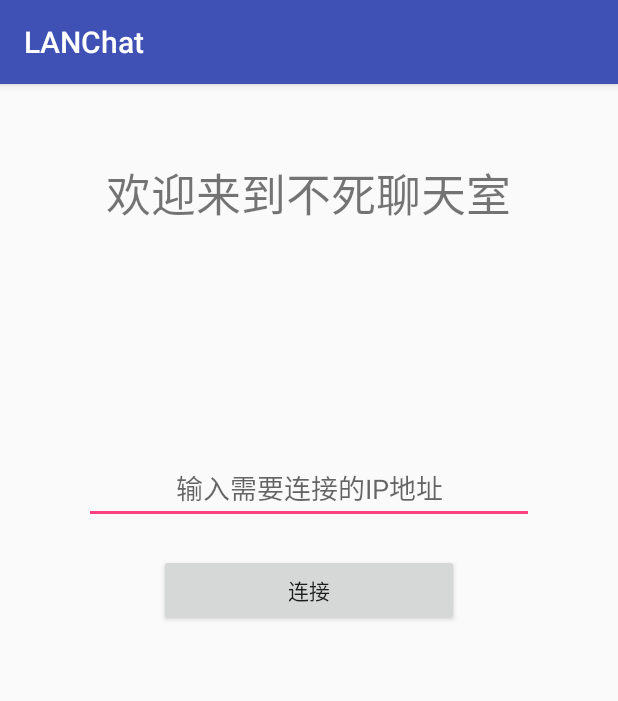
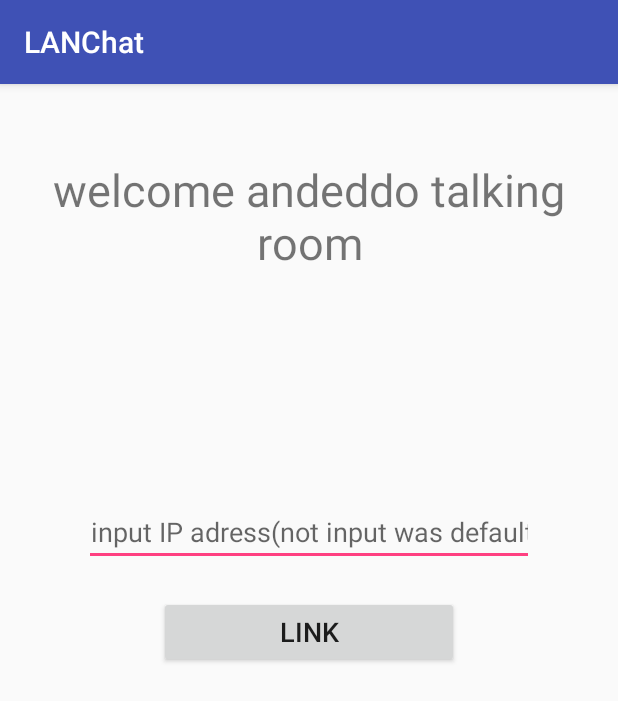
Before and after one commit to soulofhan/LANTalk, an Android app: the screen it shows after launch (MainActivity), on a phone screen of 412 x 824 dp. Shown: the top 701 px of the screen. Run offline under Robolectric (Android 15) with nearby library versions, the phone set to English and light mode, and no system bars.

Commit message:
加入连接类及界面修改

```diff
--- a/app/src/main/java/com/andeddo/lanchat/MainActivity.java
+++ b/app/src/main/java/com/andeddo/lanchat/MainActivity.java
@@ -6,9 +6,13 @@ import android.widget.Button;
 import android.widget.EditText;
 
 public class MainActivity extends AppCompatActivity {
+    private String IPAdress = "192.168.0.101";
+    private int PORT = 30000;
 
     private Button btn_login;
-    private EditText main_ip;
+    private EditText et_ipAdress;
+
+    private String link_IP;
 
     @Override
     protected void onCreate(Bundle savedInstanceState) {
@@ -17,9 +21,13 @@ public class MainActivity extends AppCompatActivity {
         init();
     }
 
-    private void init(){
+    private void init() {
         btn_login = findViewById(R.id.btn_login);
-        main_ip = findViewById(R.id.main_ip);
+        et_ipAdress = findViewById(R.id.et_ipAdress);
+    }
+
+    private String getIpAdress() {
+        return et_ipAdress.getText().toString();
     }
 
 
--- a/app/src/main/res/layout/activity_main.xml
+++ b/app/src/main/res/layout/activity_main.xml
@@ -18,19 +18,20 @@
         android:textSize="30sp" />
 
     <EditText
-        android:id="@+id/main_ip"
+        android:id="@+id/et_ipAdress"
         android:layout_width="300dp"
         android:layout_height="wrap_content"
         android:ems="20"
         android:gravity="center_horizontal"
-        android:inputType="textPersonName"
-        android:hint="@string/main_hint" />
+        android:hint="@string/main_hint"
+        android:inputType="textPersonName" />
 
     <Button
         android:id="@+id/btn_login"
         android:layout_width="200dp"
         android:layout_height="wrap_content"
         android:layout_marginTop="20dp"
-        android:text="@string/link_start" />
+        android:text="@string/link_start"
+        android:textSize="18sp" />
 
 </LinearLayout>
--- a/app/src/main/res/values/strings.xml
+++ b/app/src/main/res/values/strings.xml
@@ -1,6 +1,6 @@
 <resources>
     <string name="app_name">LANChat</string>
-    <string name="welcome">欢迎来到不死聊天室</string>
-    <string name="link_start">连接</string>
-    <string name="main_hint">输入需要连接的IP地址</string>
+    <string name="main_hint">input IP adress(not input was default)</string>
+    <string name="link_start">link</string>
+    <string name="welcome">welcome andeddo talking room</string>
 </resources>
```
Also changed, not shown: app/src/main/java/com/andeddo/lanchat/SocketLink.java (added, +23 -0 lines), 1 other file.
